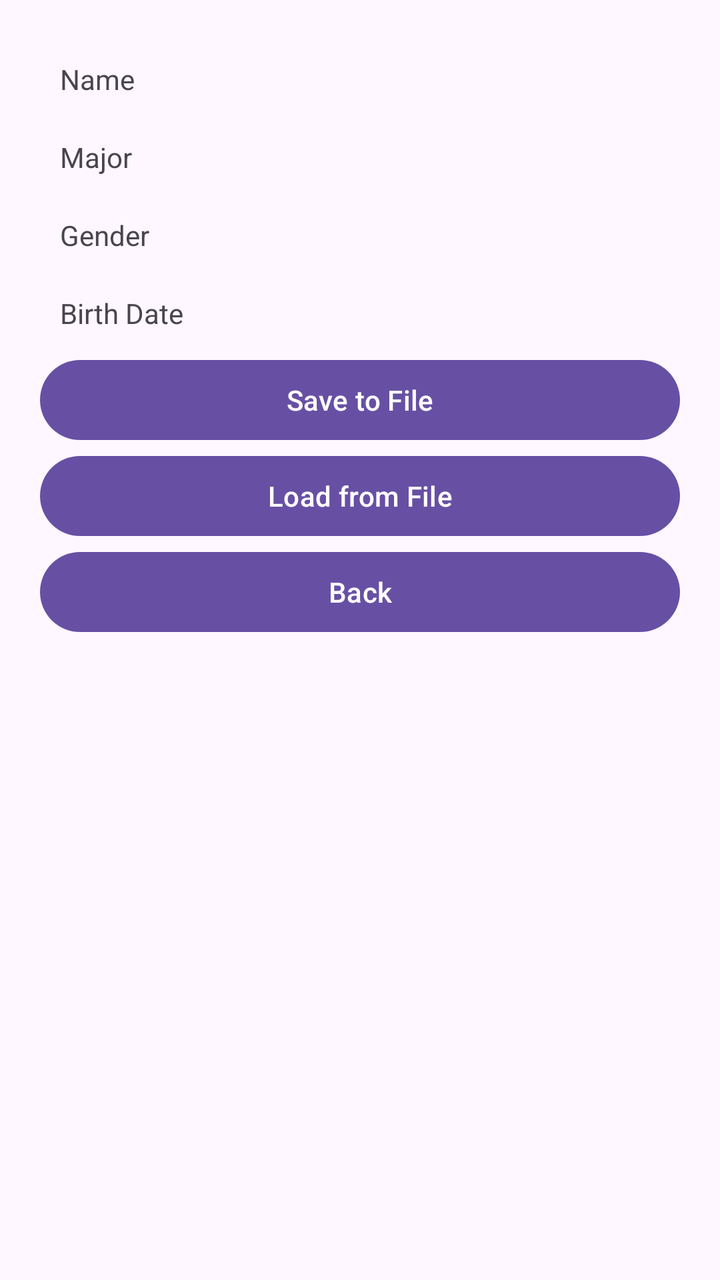
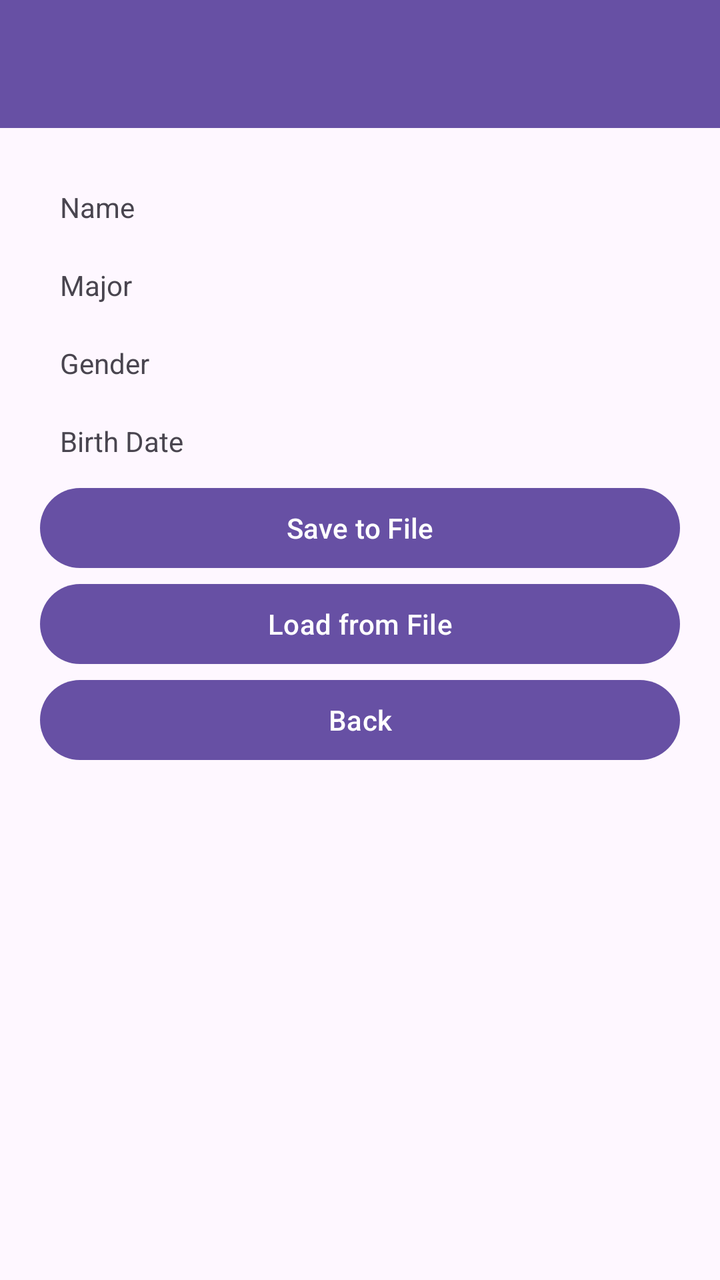

Two renders of the same Android screen: before a commit and after it. Below are the layout's source before the change and the commit's diff.
<!-- AndroidManifest.xml: application theme Theme.MP -->
<!-- res/layout/detail_screen.xml -->
<?xml version="1.0" encoding="utf-8"?>
<LinearLayout xmlns:android="http://schemas.android.com/apk/res/android"
    android:orientation="vertical"
    android:layout_width="match_parent"
    android:layout_height="match_parent"
    android:padding="@dimen/padding_default">

    <LinearLayout
        android:orientation="horizontal"
        android:layout_width="match_parent"
        android:layout_height="wrap_content"
        >
        <TextView
            android:id="@+id/textView2"
            android:layout_width="wrap_content"
            android:layout_height="wrap_content"
            android:padding="10dp"
            android:text="Name" />
        <TextView
            android:id="@+id/name_textview"
            android:layout_width="wrap_content"
            android:layout_height="wrap_content"
            android:padding="10dp"
            android:text="" />
    </LinearLayout>

    <LinearLayout
        android:orientation="horizontal"
        android:layout_width="match_parent"
        android:layout_height="wrap_content"
        >
        <TextView
            android:id="@+id/textView3"
            android:layout_width="wrap_content"
            android:layout_height="wrap_content"
            android:padding="10dp"
            android:text="Major" />
        <TextView
            android:id="@+id/major_textview"
            android:layout_width="wrap_content"
            android:layout_height="wrap_content"
            android:padding="10dp"
            android:text="" />

    </LinearLayout>

    <LinearLayout
        android:layout_width="match_parent"
        android:layout_height="wrap_content"
        android:orientation="horizontal">

        <TextView
            android:id="@+id/textView6"
            android:layout_width="wrap_content"
            android:layout_height="wrap_content"
            android:padding="10dp"
            android:text="Gender" />

        <TextView
            android:id="@+id/gender_text"
            android:layout_width="match_parent"
            android:layout_height="wrap_content"
            android:padding="10dp"
            android:text="" />
    </LinearLayout>

    <LinearLayout
        android:layout_width="wrap_content"
        android:layout_height="wrap_content"
        android:orientation="horizontal">

        <TextView
            android:id="@+id/textView5"
            android:layout_width="match_parent"
            android:layout_height="wrap_content"
            android:padding="10dp"
            android:text="Birth Date" />

        <TextView
            android:id="@+id/birth_date_text"
            android:layout_width="wrap_content"
            android:layout_height="wrap_content"
            android:padding="10dp"
            android:text="" />

    </LinearLayout>

    <Button
        android:id="@+id/save"
        android:layout_width="match_parent"
        android:layout_height="wrap_content"
        android:text="Save to File" />

    <Button
        android:id="@+id/load"
        android:layout_width="match_parent"
        android:layout_height="wrap_content"
        android:text="Load from File" />

    <Button
        android:id="@+id/button"
        android:layout_width="match_parent"
        android:layout_height="wrap_content"
        android:text="Back" />
</LinearLayout>
<!-- resources referenced by this layout -->
<resources>
  <dimen name="padding_default">20dp</dimen>
  <style name="Theme.MP" parent="Theme.Material3.DayNight.NoActionBar" />
</resources>

<!-- the commit's change to res/layout/detail_screen.xml (unified diff, before → after) -->
@@ -1,105 +1,115 @@
 <?xml version="1.0" encoding="utf-8"?>
 <LinearLayout xmlns:android="http://schemas.android.com/apk/res/android"
+    android:id="@+id/main"
     android:orientation="vertical"
     android:layout_width="match_parent"
-    android:layout_height="match_parent"
-    android:padding="@dimen/padding_default">
+    android:layout_height="match_parent">
+
+    <androidx.appcompat.widget.Toolbar
+        android:id="@+id/toolbar"
+        android:layout_width="match_parent"
+        android:layout_height="wrap_content"
+        android:background="?attr/colorPrimary"
+        android:theme="@style/ThemeOverlay.AppCompat.Dark.ActionBar" />
 
     <LinearLayout
-        android:orientation="horizontal"
+        android:orientation="vertical"
         android:layout_width="match_parent"
-        android:layout_height="wrap_content"
-        >
-        <TextView
-            android:id="@+id/textView2"
+        android:layout_height="match_parent"
+        android:padding="@dimen/padding_default">
+
+        <LinearLayout
+            android:orientation="horizontal"
+            android:layout_width="match_parent"
+            android:layout_height="wrap_content">
+            <TextView
+                android:id="@+id/textView2"
+                android:layout_width="wrap_content"
+                android:layout_height="wrap_content"
+                android:padding="10dp"
+                android:text="Name" />
+            <TextView
+                android:id="@+id/name_textview"
+                android:layout_width="wrap_content"
+                android:layout_height="wrap_content"
+                android:padding="10dp"
+                android:text="" />
+        </LinearLayout>
+
+        <LinearLayout
+            android:orientation="horizontal"
+            android:layout_width="match_parent"
+            android:layout_height="wrap_content">
+            <TextView
+                android:id="@+id/textView3"
+                android:layout_width="wrap_content"
+                android:layout_height="wrap_content"
+                android:padding="10dp"
+                android:text="Major" />
+            <TextView
+                android:id="@+id/major_textview"
+                android:layout_width="wrap_content"
+                android:layout_height="wrap_content"
+                android:padding="10dp"
+                android:text="" />
+        </LinearLayout>
+
+        <LinearLayout
+            android:layout_width="match_parent"
+            android:layout_height="wrap_content"
+            android:orientation="horizontal">
+
+            <TextView
+                android:id="@+id/textView6"
+                android:layout_width="wrap_content"
+                android:layout_height="wrap_content"
+                android:padding="10dp"
+                android:text="Gender" />
+
+            <TextView
+                android:id="@+id/gender_text"
+                android:layout_width="match_parent"
+                android:layout_height="wrap_content"
+                android:padding="10dp"
+                android:text="" />
+        </LinearLayout>
+
+        <LinearLayout
             android:layout_width="wrap_content"
             android:layout_height="wrap_content"
-            android:padding="10dp"
-            android:text="Name" />
-        <TextView
-            android:id="@+id/name_textview"
-            android:layout_width="wrap_content"
-            android:layout_height="wrap_content"
-            android:padding="10dp"
-            android:text="" />
-    </LinearLayout>
+            android:orientation="horizontal">
 
-    <LinearLayout
-        android:orientation="horizontal"
-        android:layout_width="match_parent"
-        android:layout_height="wrap_content"
-        >
-        <TextView
-            android:id="@+id/textView3"
-            android:layout_width="wrap_content"
-            android:layout_height="wrap_content"
-            android:padding="10dp"
-            android:text="Major" />
-        <TextView
-            android:id="@+id/major_textview"
-            android:layout_width="wrap_content"
-            android:layout_height="wrap_content"
-            android:padding="10dp"
-            android:text="" />
+            <TextView
+                android:id="@+id/textView5"
+                android:layout_width="match_parent"
+                android:layout_height="wrap_content"
+                android:padding="10dp"
+                android:text="Birth Date" />
 
-    </LinearLayout>
+            <TextView
+                android:id="@+id/birth_date_text"
+                android:layout_width="wrap_content"
+                android:layout_height="wrap_content"
+                android:padding="10dp"
+                android:text="" />
+        </LinearLayout>
 
-    <LinearLayout
-        android:layout_width="match_parent"
-        android:layout_height="wrap_content"
-        android:orientation="horizontal">
-
-        <TextView
-            android:id="@+id/textView6"
-            android:layout_width="wrap_content"
-            android:layout_height="wrap_content"
-            android:padding="10dp"
-            android:text="Gender" />
-
-        <TextView
-            android:id="@+id/gender_text"
+        <Button
+            android:id="@+id/save"
             android:layout_width="match_parent"
             android:layout_height="wrap_content"
-            android:padding="10dp"
-            android:text="" />
-    </LinearLayout>
+            android:text="Save to File" />
 
-    <LinearLayout
-        android:layout_width="wrap_content"
-        android:layout_height="wrap_content"
-        android:orientation="horizontal">
-
-        <TextView
-            android:id="@+id/textView5"
+        <Button
+            android:id="@+id/load"
             android:layout_width="match_parent"
             android:layout_height="wrap_content"
-            android:padding="10dp"
-            android:text="Birth Date" />
+            android:text="Load from File" />
 
-        <TextView
-            android:id="@+id/birth_date_text"
-            android:layout_width="wrap_content"
+        <Button
+            android:id="@+id/button"
+            android:layout_width="match_parent"
             android:layout_height="wrap_content"
-            android:padding="10dp"
-            android:text="" />
-
+            android:text="Back" />
     </LinearLayout>
-
-    <Button
-        android:id="@+id/save"
-        android:layout_width="match_parent"
-        android:layout_height="wrap_content"
-        android:text="Save to File" />
-
-    <Button
-        android:id="@+id/load"
-        android:layout_width="match_parent"
-        android:layout_height="wrap_content"
-        android:text="Load from File" />
-
-    <Button
-        android:id="@+id/button"
-        android:layout_width="match_parent"
-        android:layout_height="wrap_content"
-        android:text="Back" />
 </LinearLayout>
